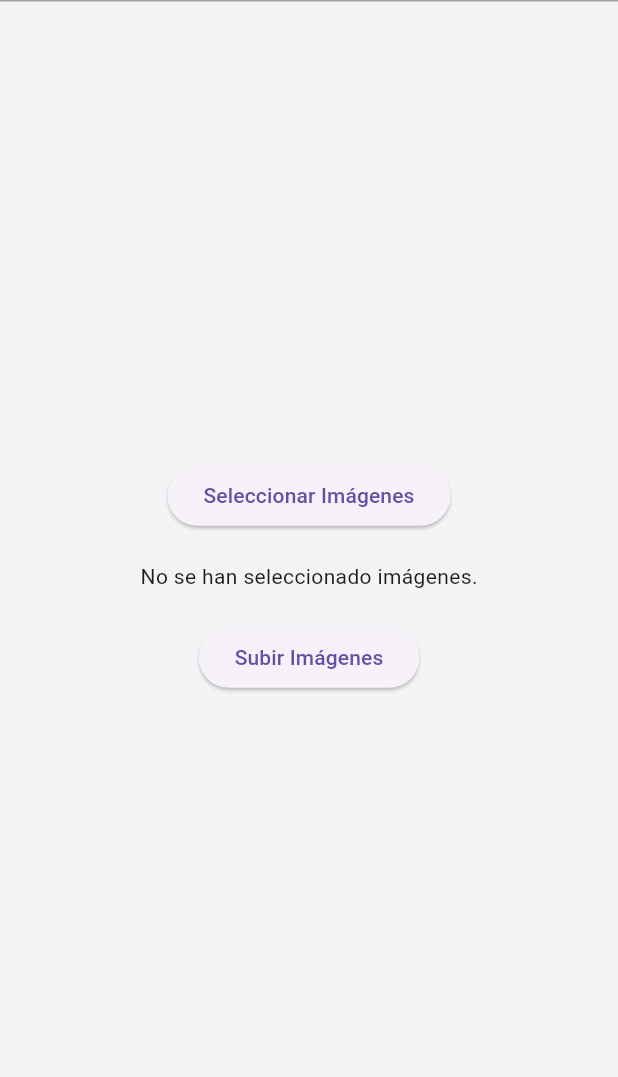
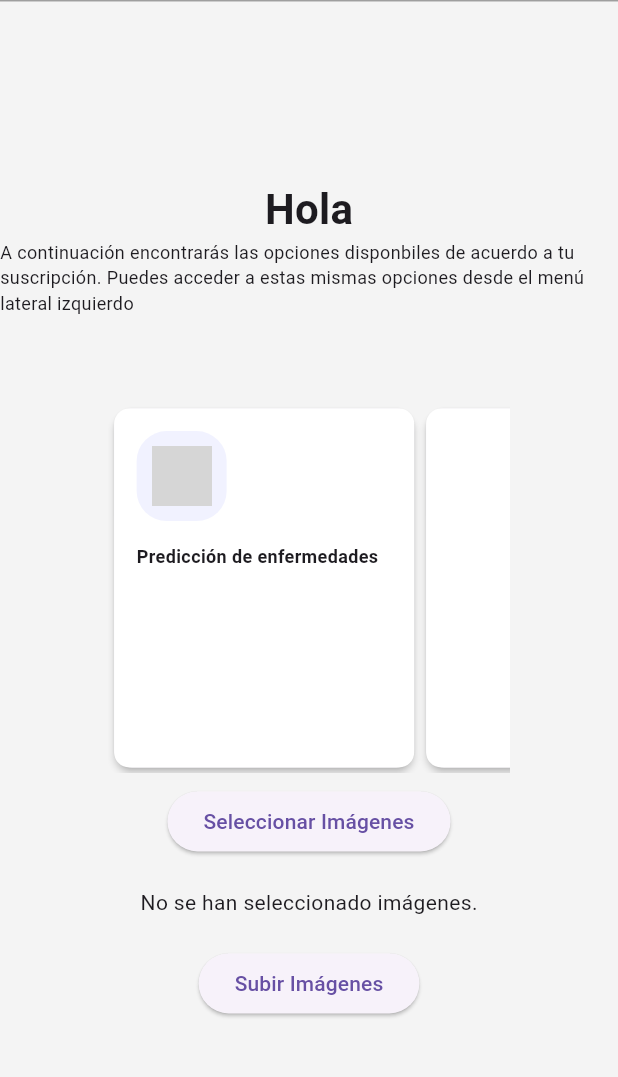
Before and after one commit to arthurcastrov/modelos_predictivos_agro, a Flutter app: the HomeScreen screen opened by its route, on a phone screen of 412 x 824 dp, the part 84-1161 px from its top. Run offline on Flutter 3.47's test engine with Material 3 defaults, Android fonts, the phone set to English and light mode, and no system bars; our stand-ins replace file_picker, firebase_auth, firebase_core, font_awesome_flutter, go_router; accounts and stored records are empty; generated files the repository leaves out were written again; statements that could not run were skipped; grey boxes are pictures that could not be loaded.

Commit message:
:sparkles: Creación de cards

```diff
--- a/lib/screens/home_screen/home_screen.dart
+++ b/lib/screens/home_screen/home_screen.dart
@@ -101,7 +101,85 @@ class _HomeScreenState extends State<HomeScreen> {
       body: Center(
         child: Column(
           mainAxisAlignment: MainAxisAlignment.center,
+          crossAxisAlignment: CrossAxisAlignment.center,
           children: [
+            SizedBox(
+              width: MediaQuery.sizeOf(context).width * 0.65,
+              height: 30.0,
+            ),
+            const Text(
+              'Hola',
+              style: TextStyle(fontSize: 28.0, fontWeight: FontWeight.bold),
+            ),
+            const Text(
+              'A continuación encontrarás las opciones disponbiles de acuerdo a tu suscripción. Puedes acceder a estas mismas opciones desde el menú lateral izquierdo',
+              style: TextStyle(fontSize: 12.0, fontWeight: FontWeight.normal),
+            ),
+            const SizedBox(
+              height: 50.0,
+            ),
+            Padding(
+              padding: const EdgeInsets.all(8.0),
+              child: SizedBox(
+                width: MediaQuery.sizeOf(context).width * 0.65,
+                height: MediaQuery.sizeOf(context).height * 0.30,
+                child: Center(
+                  child: ListView(
+                    shrinkWrap: true,
+                    scrollDirection: Axis.horizontal,
+                    children: [
+                      Card(
+                          elevation: 2.0,
+                          child: Container(
+                            padding: const EdgeInsets.all(15.0),
+                            width: 200.0,
+                            decoration: const BoxDecoration(
+                                color: Colors.white,
+                                borderRadius:
+                                    BorderRadius.all(Radius.circular(10.0))),
+                            child: Column(
+                              mainAxisAlignment: MainAxisAlignment.start,
+                              crossAxisAlignment: CrossAxisAlignment.start,
+                              children: [
+                                Container(
+                                  padding: const EdgeInsets.all(10.0),
+                                  width: 60.0,
+                                  height: 60.0,
+                                  decoration: const BoxDecoration(
+                                      color: Color(0xFFF1F2FF),
+                                      borderRadius: BorderRadius.all(
+                                          Radius.circular(20.0))),
+                                  child: Image.asset(
+                                    'images/AI_logo.png',
+                                    scale: 10.0,
+                                  ),
+                                ),
+                                const SizedBox(
+                                  height: 15.0,
+                                ),
+                                const Text(
+                                  'Predicción de enfermedades',
+                                  style: TextStyle(
+                                      fontSize: 12.0,
+                                      fontWeight: FontWeight.bold),
+                                )
+                              ],
+                            ),
+                          )),
+                      Card(
+                          elevation: 2.0,
+                          child: Container(
+                            width: 200.0,
+                            decoration: const BoxDecoration(
+                                color: Colors.white,
+                                borderRadius:
+                                    BorderRadius.all(Radius.circular(10.0))),
+                          )),
+                    ],
+                  ),
+                ),
+              ),
+            ),
             ElevatedButton(
               onPressed: _pickFiles,
               child: const Text('Seleccionar Imágenes'),
```
Also changed, not shown: assets/images/AI_logo.png (added), 2 other files.
